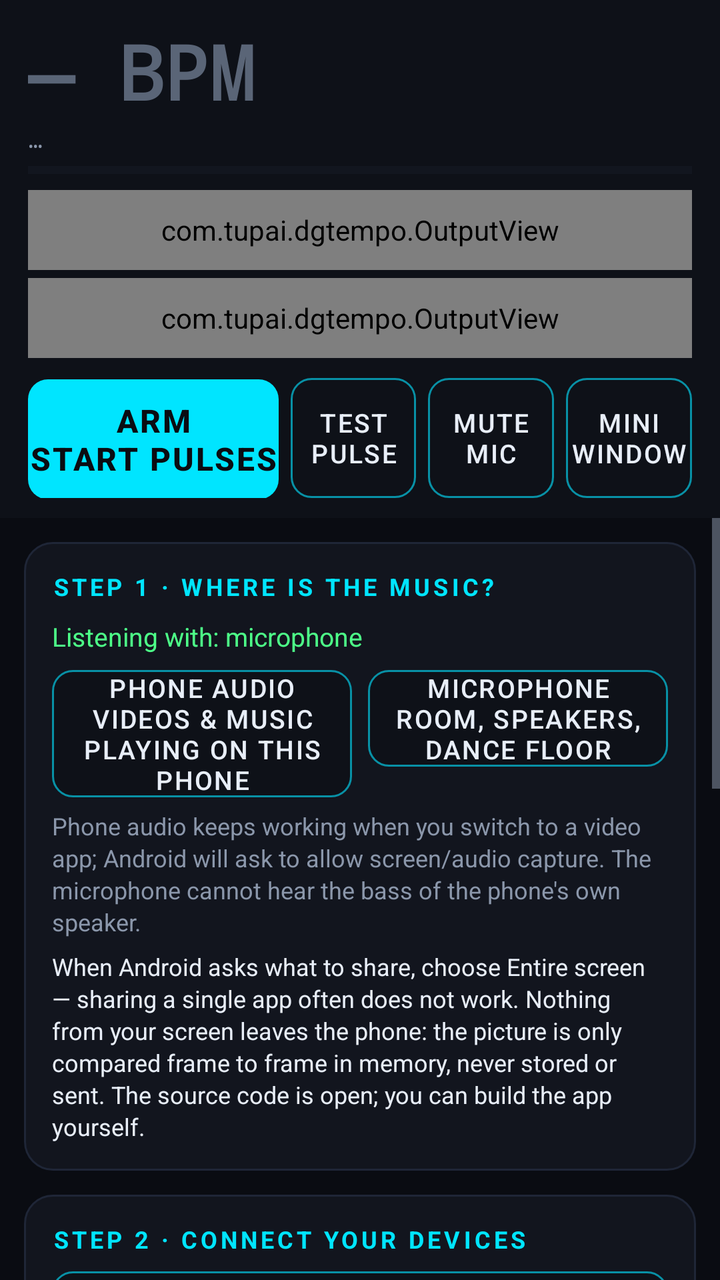
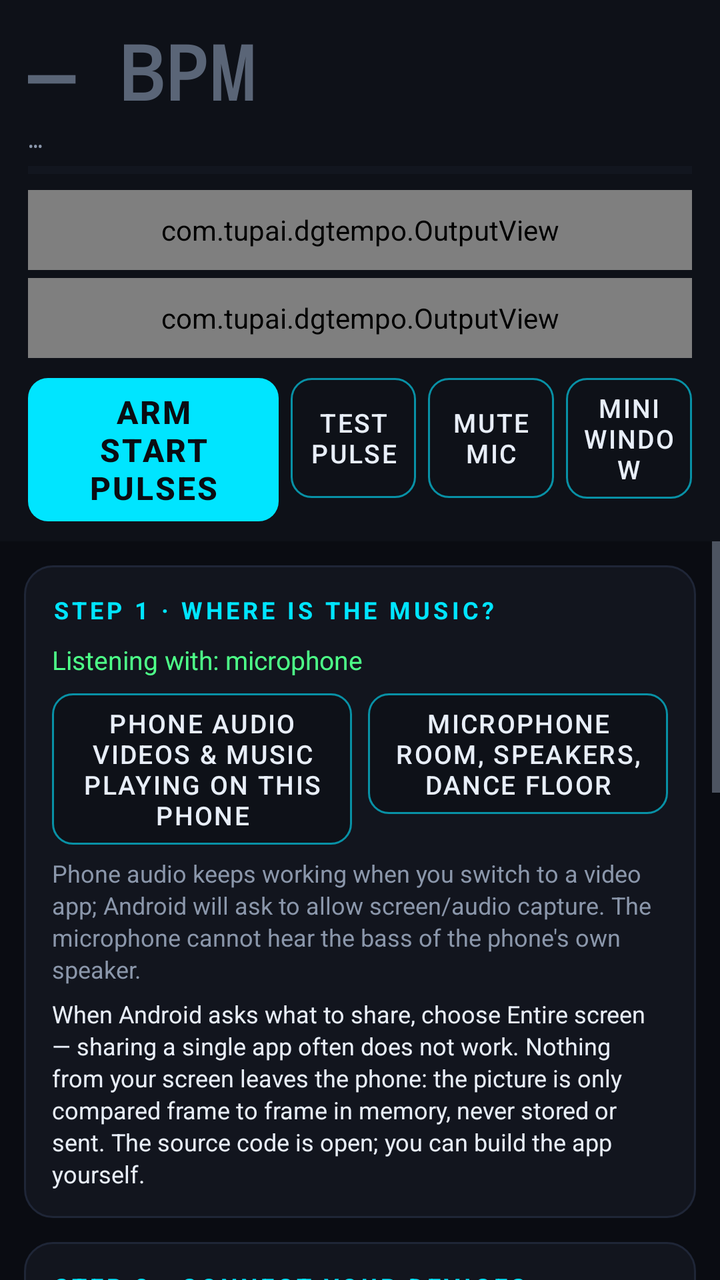

Before-and-after screenshots of an Android layout around one commit, followed by the original layout XML and the change that was made.
<!-- AndroidManifest.xml: application theme Theme.DGTempo -->
<!-- res/layout/activity_main.xml -->
<?xml version="1.0" encoding="utf-8"?>
<FrameLayout xmlns:android="http://schemas.android.com/apk/res/android"
    android:layout_width="match_parent" android:layout_height="match_parent" android:background="@color/bg">

<com.tupai.dgtempo.PipView android:id="@+id/pipView"
    android:layout_width="match_parent" android:layout_height="match_parent" android:visibility="gone"/>

<LinearLayout android:id="@+id/mainRoot"
    android:layout_width="match_parent" android:layout_height="match_parent"
    android:orientation="vertical" android:fitsSystemWindows="true">

    
    <LinearLayout android:layout_width="match_parent" android:layout_height="wrap_content"
        android:orientation="vertical" android:paddingStart="14dp" android:paddingEnd="14dp"
        android:paddingTop="10dp" android:paddingBottom="10dp" android:background="@color/panel">
        <LinearLayout android:layout_width="match_parent" android:layout_height="wrap_content"
            android:orientation="horizontal" android:gravity="center_vertical">
            <TextView android:id="@+id/tvBpm" android:layout_width="0dp" android:layout_weight="1" android:layout_height="wrap_content"
                android:textSize="38sp" android:textStyle="bold" android:fontFamily="monospace"
                android:textColor="@color/dim" android:text="@string/bpm_none"/>
            <Spinner android:id="@+id/spLanguage" android:layout_width="wrap_content" android:layout_height="wrap_content"/>
        </LinearLayout>
        <TextView android:id="@+id/tvStatus" android:layout_width="match_parent" android:layout_height="wrap_content"
            android:textSize="12sp" android:textColor="@color/muted" android:fontFamily="monospace" android:text="…"/>
        <ProgressBar android:id="@+id/meter" style="?android:attr/progressBarStyleHorizontal"
            android:layout_width="match_parent" android:layout_height="4dp" android:layout_marginTop="6dp"
            android:max="100" android:progress="0" android:progressTint="@color/accent" android:progressBackgroundTint="@color/track"/>
        <com.tupai.dgtempo.OutputView android:id="@+id/outCoyote"
            android:layout_width="match_parent" android:layout_height="40dp" android:layout_marginTop="8dp"/>
        <com.tupai.dgtempo.OutputView android:id="@+id/outOpossum"
            android:layout_width="match_parent" android:layout_height="40dp" android:layout_marginTop="4dp"/>
        <com.tupai.dgtempo.MotionView android:id="@+id/motionView" android:visibility="gone"
            android:layout_width="match_parent" android:layout_height="40dp" android:layout_marginTop="4dp"/>
        <LinearLayout android:layout_width="match_parent" android:layout_height="wrap_content"
            android:orientation="horizontal" android:layout_marginTop="10dp">
            <Button android:id="@+id/btnArm" style="@style/BtnAccent" android:layout_width="0dp" android:layout_height="60dp"
                android:layout_weight="2" android:textSize="16sp" android:text="@string/btn_arm"/>
            <Button android:id="@+id/btnTest" style="@style/BtnGhost" android:layout_width="0dp" android:layout_height="60dp"
                android:layout_weight="1" android:layout_marginStart="6dp" android:text="@string/btn_test"/>
            <Button android:id="@+id/btnMute" style="@style/BtnGhost" android:layout_width="0dp" android:layout_height="60dp"
                android:layout_weight="1" android:layout_marginStart="6dp" android:text="@string/btn_mute"/>
            <Button android:id="@+id/btnPip" style="@style/BtnGhost" android:layout_width="0dp" android:layout_height="60dp"
                android:layout_weight="1" android:layout_marginStart="6dp" android:text="@string/btn_pip_now"/>
        </LinearLayout>
    </LinearLayout>

    <ScrollView android:layout_width="match_parent" android:layout_height="0dp" android:layout_weight="1">
        <LinearLayout android:layout_width="match_parent" android:layout_height="wrap_content"
            android:orientation="vertical" android:padding="12dp">

            <LinearLayout style="@style/Card">
                <TextView style="@style/SectionTitle" android:text="@string/step1"/>
                <TextView android:id="@+id/tvSource" android:layout_width="match_parent" android:layout_height="wrap_content"
                    android:textColor="@color/go" android:textSize="13sp" android:text="@string/src_now_mic"/>
                <LinearLayout android:layout_width="match_parent" android:layout_height="wrap_content" android:orientation="horizontal" android:layout_marginTop="8dp">
                    <Button android:id="@+id/btnPhoneAudio" style="@style/BtnGhost" android:layout_width="0dp" android:layout_weight="1" android:layout_height="wrap_content" android:text="@string/src_phone_btn"/>
                    <Button android:id="@+id/btnMic" style="@style/BtnGhost" android:layout_width="0dp" android:layout_weight="1" android:layout_height="wrap_content" android:layout_marginStart="8dp" android:text="@string/src_mic_btn"/>
                </LinearLayout>
                <TextView style="@style/Hint" android:text="@string/src_hint"/>
                <TextView style="@style/Hint" android:textColor="@color/text" android:text="@string/src_share_note"/>
                <LinearLayout android:id="@+id/llAudio" android:layout_width="match_parent" android:layout_height="wrap_content" android:orientation="vertical"/>
            </LinearLayout>

            <LinearLayout style="@style/Card">
                <TextView style="@style/SectionTitle" android:text="@string/step2"/>
                <Button android:id="@+id/btnScan" style="@style/BtnGhost" android:layout_width="match_parent" android:layout_height="wrap_content" android:text="@string/btn_scan"/>
                <LinearLayout android:id="@+id/llDevices" android:layout_width="match_parent" android:layout_height="wrap_content" android:orientation="vertical"/>
                <TextView style="@style/Hint" android:text="@string/help_coyote"/>
                <TextView style="@style/Hint" android:text="@string/help_opossum"/>
            </LinearLayout>

            <LinearLayout style="@style/Card">
                <TextView style="@style/SectionTitle" android:textColor="@color/coyote" android:text="@string/sec_estim"/>
                <LinearLayout android:id="@+id/llCoyote" android:layout_width="match_parent" android:layout_height="wrap_content" android:orientation="vertical"/>
            </LinearLayout>

            <LinearLayout style="@style/Card">
                <TextView style="@style/SectionTitle" android:textColor="@color/opossum" android:text="@string/sec_vib"/>
                <LinearLayout android:id="@+id/llOpossum" android:layout_width="match_parent" android:layout_height="wrap_content" android:orientation="vertical"/>
            </LinearLayout>

            <LinearLayout style="@style/Card">
                <TextView style="@style/SectionTitle" android:text="@string/step4"/>
                <Button android:id="@+id/btnAdvanced" style="@style/BtnGhost" android:layout_width="match_parent" android:layout_height="wrap_content" android:text="@string/btn_advanced_show"/>
                <LinearLayout android:id="@+id/llTiming" android:layout_width="match_parent" android:layout_height="wrap_content" android:orientation="vertical" android:visibility="gone"/>
                <LinearLayout android:id="@+id/llRate" android:layout_width="match_parent" android:layout_height="wrap_content" android:orientation="vertical"/>
            </LinearLayout>

            <LinearLayout style="@style/Card">
                <TextView style="@style/SectionTitle" android:text="@string/sec_background"/>
                <Button android:id="@+id/btnBattery" style="@style/BtnGhost" android:layout_width="match_parent" android:layout_height="wrap_content" android:text="@string/btn_battery"/>
                <Button android:id="@+id/btnQuit" style="@style/BtnGhost" android:layout_width="match_parent" android:layout_height="wrap_content" android:layout_marginTop="6dp" android:text="@string/btn_quit"/>
            </LinearLayout>

            <LinearLayout style="@style/Card">
                <TextView style="@style/SectionTitle" android:text="@string/sec_log"/>
                <TextView android:id="@+id/tvLog" android:layout_width="match_parent" android:layout_height="wrap_content"
                    android:fontFamily="monospace" android:textSize="11sp" android:textColor="@color/muted"/>
            </LinearLayout>
        </LinearLayout>
    </ScrollView>
</LinearLayout>
</FrameLayout>
<!-- resources referenced by this layout -->
<resources>
  <color name="accent">#00E5FF</color>
  <color name="bg">#0A0C12</color>
  <color name="coyote">#FF3D7F</color>
  <color name="dim">#5A6577</color>
  <color name="go">#4DFF88</color>
  <color name="muted">#8B97AB</color>
  <color name="opossum">#00E5FF</color>
  <color name="panel">#0E1118</color>
  <color name="text">#E8EEF8</color>
  <color name="track">#1C2231</color>
  <string name="bpm_none">— BPM</string>
  <string name="btn_advanced_show">SHOW TIMING SETTINGS</string>
  <string name="btn_arm">ARM\nstart pulses</string>
  <string name="btn_battery">ALLOW BACKGROUND (BATTERY SETTING)</string>
  <string name="btn_mute">MUTE\nMIC</string>
  <string name="btn_pip_now">MINI\nWINDOW</string>
  <string name="btn_quit">QUIT — disconnect and stop</string>
  <string name="btn_scan">SCAN FOR COYOTE / OPOSSUM</string>
  <string name="btn_test">TEST\nPULSE</string>
  <string name="help_coyote">Coyote not found or won\'t connect? Close the DG-Lab app, then power-cycle the box: turn it OFF, turn it ON, and turn the A and B wheels in opposite directions until the wolf eye blinks 5 times — that is pairing mode. Then SCAN.</string>
  <string name="help_opossum">Opossum not found? Press its power button 5 times until the Bluetooth icon turns yellow, then SCAN.</string>
  <string name="sec_background">Keep running in background</string>
  <string name="sec_estim">Coyote e-stim</string>
  <string name="sec_log">Log</string>
  <string name="sec_vib">Opossum vibration</string>
  <string name="src_hint">Phone audio keeps working when you switch to a video app; Android will ask to allow screen/audio capture. The microphone cannot hear the bass of the phone\'s own speaker.</string>
  <string name="src_mic_btn">MICROPHONE\nroom, speakers, dance floor</string>
  <string name="src_now_mic">Listening with: microphone</string>
  <string name="src_phone_btn">PHONE AUDIO\nvideos &amp; music playing on this phone</string>
  <string name="src_share_note">When Android asks what to share, choose "Entire screen" — sharing a single app often does not work. Nothing from your screen leaves the phone: the picture is only compared frame to frame in memory, never stored or sent. The source code is open; you can build the app yourself.</string>
  <string name="step1">Step 1 · Where is the music?</string>
  <string name="step2">Step 2 · Connect your devices</string>
  <string name="step4">Step 4 · Feel it on the beat (advanced)</string>
  <style name="BtnAccent" parent="BtnGhost">
          <item name="android:background">@drawable/bg_btn_accent</item>
          <item name="android:textColor">@color/bg</item>
          <item name="android:textStyle">bold</item>
      </style>
  <style name="BtnGhost" parent="Widget.AppCompat.Button">
          <item name="android:background">@drawable/bg_btn_ghost</item>
          <item name="android:textColor">@color/text</item>
          <item name="android:textSize">13sp</item>
          <item name="android:letterSpacing">0.06</item>
          <item name="android:stateListAnimator">@null</item>
      </style>
  <style name="SpinnerDark" parent="Widget.AppCompat.Spinner">
          <item name="android:background">@drawable/bg_field</item>
          <item name="android:popupBackground">@color/card</item>
          <item name="android:padding">10dp</item>
      </style>
  <style name="DialogDark" parent="Theme.AppCompat.Dialog.Alert">
          <item name="android:background">@color/card</item>
          <item name="colorAccent">@color/accent</item>
      </style>
  <color name="accent_dim">#0891A6</color>
  <color name="card_border">#1F2637</color>
  <color name="card">#12151E</color>
  <!-- unchanged entries left out for length: 11 -->
</resources>

<!-- the commit's change to res/layout/activity_main.xml (unified diff, before → after) -->
@@ -32,14 +32,14 @@
         <com.tupai.dgtempo.MotionView android:id="@+id/motionView" android:visibility="gone"
             android:layout_width="match_parent" android:layout_height="40dp" android:layout_marginTop="4dp"/>
         <LinearLayout android:layout_width="match_parent" android:layout_height="wrap_content"
-            android:orientation="horizontal" android:layout_marginTop="10dp">
-            <Button android:id="@+id/btnArm" style="@style/BtnAccent" android:layout_width="0dp" android:layout_height="60dp"
+            android:orientation="horizontal" android:layout_marginTop="10dp" android:baselineAligned="false">
+            <Button android:id="@+id/btnArm" style="@style/BtnAccent" android:layout_width="0dp" android:layout_height="wrap_content" android:minHeight="60dp"
                 android:layout_weight="2" android:textSize="16sp" android:text="@string/btn_arm"/>
-            <Button android:id="@+id/btnTest" style="@style/BtnGhost" android:layout_width="0dp" android:layout_height="60dp"
+            <Button android:id="@+id/btnTest" style="@style/BtnGhost" android:layout_width="0dp" android:layout_height="wrap_content" android:minHeight="60dp"
                 android:layout_weight="1" android:layout_marginStart="6dp" android:text="@string/btn_test"/>
-            <Button android:id="@+id/btnMute" style="@style/BtnGhost" android:layout_width="0dp" android:layout_height="60dp"
+            <Button android:id="@+id/btnMute" style="@style/BtnGhost" android:layout_width="0dp" android:layout_height="wrap_content" android:minHeight="60dp"
                 android:layout_weight="1" android:layout_marginStart="6dp" android:text="@string/btn_mute"/>
-            <Button android:id="@+id/btnPip" style="@style/BtnGhost" android:layout_width="0dp" android:layout_height="60dp"
+            <Button android:id="@+id/btnPip" style="@style/BtnGhost" android:layout_width="0dp" android:layout_height="wrap_content" android:minHeight="60dp"
                 android:layout_weight="1" android:layout_marginStart="6dp" android:text="@string/btn_pip_now"/>
         </LinearLayout>
     </LinearLayout>
<!-- resource entries referenced after the edit -->
@@ -44,6 +44,13 @@
           <item name="android:textSize">13sp</item>
           <item name="android:letterSpacing">0.06</item>
           <item name="android:stateListAnimator">@null</item>
+          <item name="android:insetTop">0dp</item>
+          <item name="android:insetBottom">0dp</item>
+          <item name="android:paddingTop">6dp</item>
+          <item name="android:paddingBottom">6dp</item>
+          <item name="android:paddingStart">4dp</item>
+          <item name="android:paddingEnd">4dp</item>
+          <item name="android:lineSpacingExtra">0dp</item>
       </style>
   <style name="SpinnerDark" parent="Widget.AppCompat.Spinner">
           <item name="android:background">@drawable/bg_field</item>
